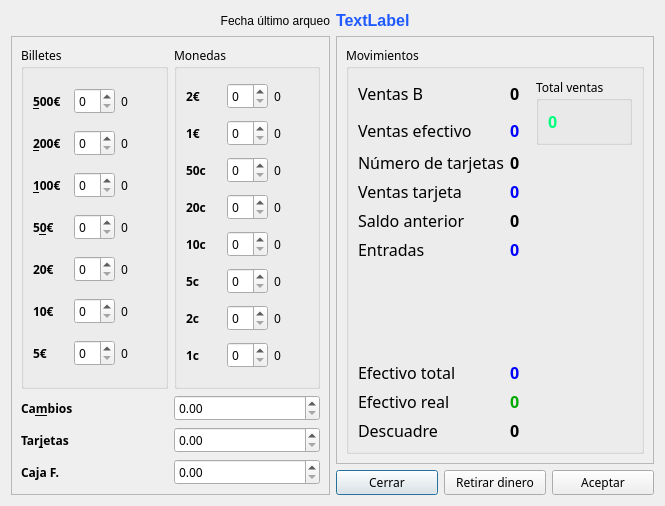
Ladis72/tienda, file cajas.ui: the form before one commit.
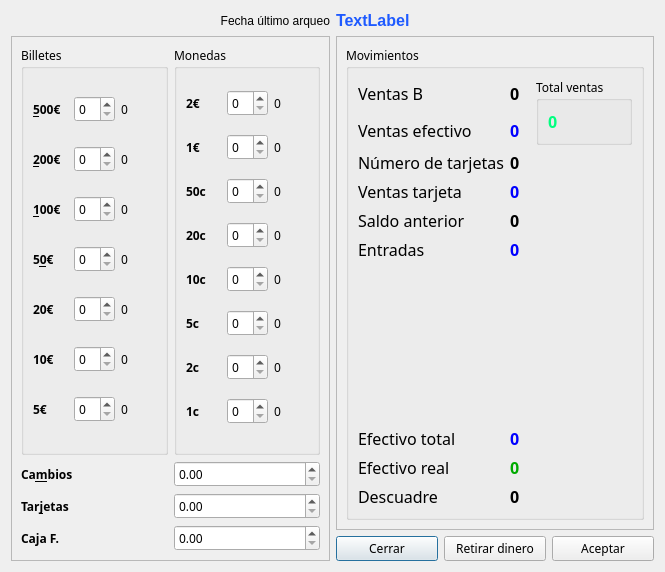
The form after the commit.

Patch:
```diff
--- a/cajas.ui
+++ b/cajas.ui
@@ -7,7 +7,7 @@
     <x>0</x>
     <y>0</y>
     <width>665</width>
-    <height>506</height>
+    <height>572</height>
    </rect>
   </property>
   <property name="windowTitle">
```
Left out of the diff: 27 changed lines with no effect on the pictures.
